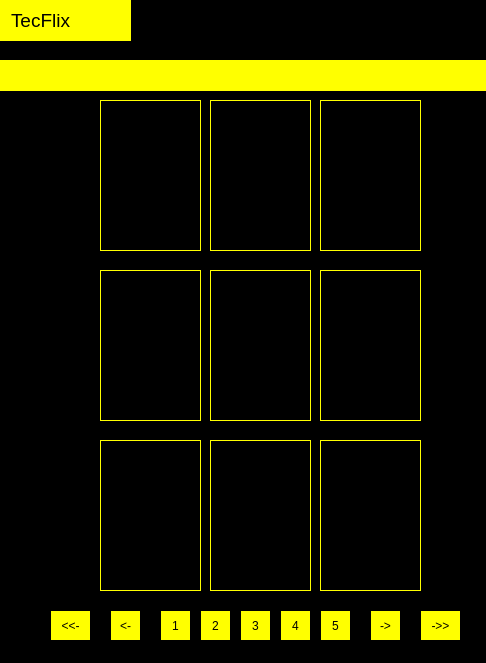
Old version of the form mainwindow.ui in the repository joshual777/TecFlix.
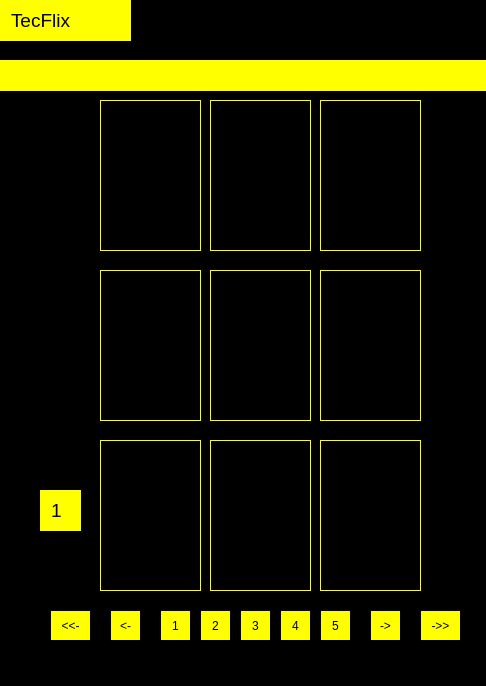
New version of the form.

Patch:
```diff
--- a/mainwindow.ui
+++ b/mainwindow.ui
@@ -10,7 +10,7 @@
     <x>0</x>
     <y>0</y>
     <width>486</width>
-    <height>663</height>
+    <height>686</height>
    </rect>
   </property>
   <property name="windowTitle">
@@ -449,6 +449,32 @@
      <string>&lt;&lt;-</string>
     </property>
    </widget>
+   <widget class="QLabel" name="pagel">
+    <property name="geometry">
+     <rect>
+      <x>40</x>
+      <y>490</y>
+      <width>41</width>
+      <height>41</height>
+     </rect>
+    </property>
+    <property name="font">
+     <font>
+      <pointsize>14</pointsize>
+     </font>
+    </property>
+    <property name="styleSheet">
+     <string notr="true">QLabel{
+		background-color: yellow;
+		border: 1px solid yellow;
+		color: black;
+		padding: 5px; 	
+}</string>
+    </property>
+    <property name="text">
+     <string>1</string>
+    </property>
+   </widget>
   </widget>
  </widget>
  <layoutdefault spacing="6" margin="11"/>
```
Left out of the diff: 2 changed lines with no effect on the pictures.
